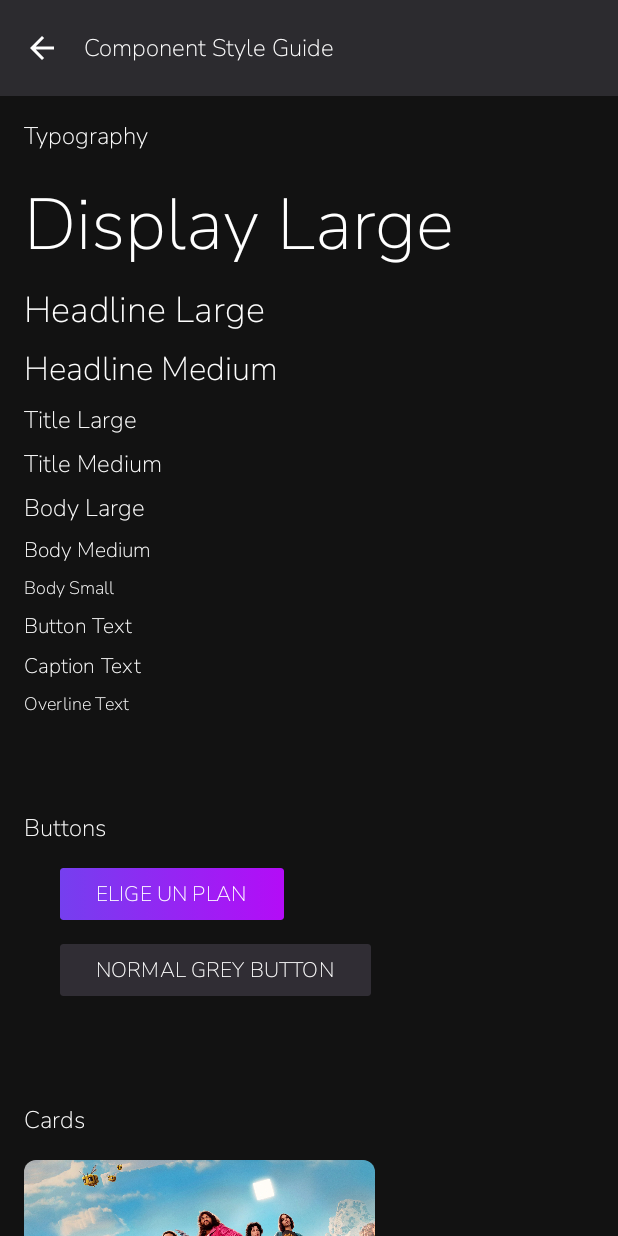
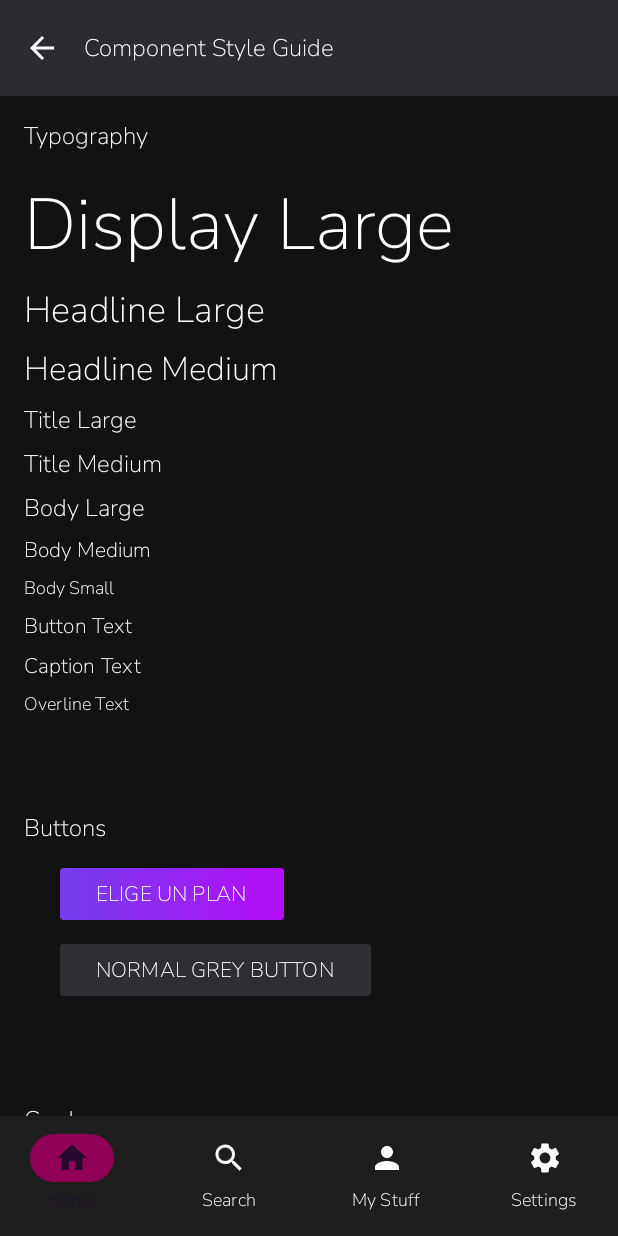
Before and after one commit to HonourBoundGameStudios/AndroidVODDemo, an Android app built with Jetpack Compose: the screen it shows after launch (MainActivity), item 2 of the bottom bar chosen, on a phone screen of 412 x 824 dp. Run offline under Robolectric (Android 15) with nearby library versions, the phone set to English and light mode, and no system bars; libraries missing offline, so code that uses them is left out: com.jakewharton.retrofit2; pictures from the network do not load.

Commit message:
Tidy up!

```diff
--- a/app/src/main/java/com/example/hbomax/AppNavigation.kt
+++ b/app/src/main/java/com/example/hbomax/AppNavigation.kt
@@ -25,19 +25,12 @@ fun AppNavHost(navController: NavHostController) {
     ) {
         // Movie Grid Screen
         composable(route = AppDestinations.MOVIE_GRID_ROUTE) {
-            MovieScreen( navController,
-                onMovieClick = { movieId ->
-                    // Navigate to player screen, passing the movie ID
-                    navController.navigate("${AppDestinations.PLAYER_ROUTE}/$movieId")
-                }
-            )
+            MovieScreen( navController, onMovieClick = { movieId -> navController.navigate("${AppDestinations.PLAYER_ROUTE}/$movieId")})
         }
 
         // Styles Guide Screen
         composable(route = AppDestinations.STYLES_GUIDE_ROUTE) {
-            StylesScreen(
-                onNavigateBack = { navController.popBackStack() }
-            )
+            StylesScreen( navController, onNavigateBack = { navController.popBackStack() })
         }
 
         // Player Screen
--- a/app/src/main/java/com/example/hbomax/BottomNavItem.kt
+++ b/app/src/main/java/com/example/hbomax/BottomNavItem.kt
@@ -8,6 +8,13 @@ import androidx.compose.material.icons.filled.Settings
 
 import androidx.compose.ui.graphics.vector.ImageVector
 import com.example.hbomax.ui.AppDestinations
+
+val bottomNavItems = listOf(
+    BottomNavItem.Home,
+    BottomNavItem.Search,
+    BottomNavItem.Profile,
+    BottomNavItem.Settings
+)
 
 sealed class BottomNavItem(
         val route: String, // A route string if this integrates with full NavController
--- a/app/src/main/java/com/example/hbomax/MovieScreen.kt
+++ b/app/src/main/java/com/example/hbomax/MovieScreen.kt
@@ -20,7 +20,7 @@ import coil.request.ImageRequest
 import com.example.hbomax.ui.theme.HBOMaxTheme
 import androidx.compose.foundation.clickable
 import androidx.navigation.NavHostController
-import com.example.hbomax.ui.navigation.BottomNavItem
+import com.example.hbomax.ui.navigation.bottomNavItems
 
 @OptIn(ExperimentalMaterial3Api::class)
 @Composable
@@ -34,13 +34,6 @@ fun MovieScreen(
     // State for managing the selected bottom navigation item
     // For a real app, this would likely be tied to your NavController's current route
     var selectedItemIndex by remember { mutableIntStateOf(0) } // Default to Home (index 0)
-
-    val bottomNavItems = listOf(
-        BottomNavItem.Home,
-        BottomNavItem.Search,
-        BottomNavItem.Profile,
-        BottomNavItem.Settings
-    )
 
     Scaffold(
         topBar = {
@@ -61,10 +54,7 @@ fun MovieScreen(
                         selected = selectedItemIndex == index,
                         onClick = {
                             selectedItemIndex = index
-                            // TODO: Handle navigation based on item.route
-
                             navController.navigate(item.route)
-
                         },
                         label = { Text(item.title, style = MaterialTheme.typography.labelSmall) },
                         icon = { Icon(item.icon, contentDescription = item.title) },
--- a/app/src/main/java/com/example/hbomax/PlayerScreen.kt
+++ b/app/src/main/java/com/example/hbomax/PlayerScreen.kt
@@ -7,6 +7,7 @@ import android.net.Uri
 import androidx.compose.foundation.background
 import androidx.compose.foundation.layout.*
 import androidx.compose.material.icons.Icons
+import androidx.compose.material.icons.automirrored.filled.ArrowBack
 import androidx.compose.material.icons.filled.ArrowBack
 import androidx.compose.material3.*
 import androidx.compose.runtime.Composable
@@ -24,6 +25,7 @@ import androidx.compose.ui.unit.dp
 import androidx.compose.ui.viewinterop.AndroidView
 import androidx.lifecycle.Lifecycle
 import androidx.lifecycle.LifecycleEventObserver
+import androidx.lifecycle.compose.LocalLifecycleOwner
 import androidx.lifecycle.viewmodel.compose.viewModel
 import androidx.media3.ui.PlayerView
 import androidx.navigation.NavController
@@ -50,7 +52,8 @@ fun PlayerScreen(
     val uiState by playerViewModel.uiState.collectAsState()
 
     // Lifecycle management for the player (if using ExoPlayer directly)
-    val lifecycleOwner = LocalLifecycleOwner.current
+    val lifecycleOwner = androidx.lifecycle.compose.LocalLifecycleOwner.current
+
     DisposableEffect(lifecycleOwner, uiState) {
         val observer = LifecycleEventObserver { _, event ->
             val currentPlayer = (uiState as? PlayerUiState.PlayerReady)?.exoPlayer
@@ -93,7 +96,7 @@ fun PlayerScreen(
                 title = { Text("Movie ID: ${movieId ?: "N/A"}") },
                 navigationIcon = {
                     IconButton(onClick = { navController.popBackStack() }) {
-                        Icon(Icons.Filled.ArrowBack, "Back")
+                        Icon(Icons.AutoMirrored.Filled.ArrowBack, "Back")
                     }
                 },
                 colors = TopAppBarDefaults.topAppBarColors(
--- a/app/src/main/java/com/example/hbomax/StyleScreen.kt
+++ b/app/src/main/java/com/example/hbomax/StyleScreen.kt
@@ -7,17 +7,26 @@ import androidx.compose.material.icons.Icons
 import androidx.compose.material.icons.automirrored.filled.ArrowBack
 import androidx.compose.material3.*
 import androidx.compose.runtime.Composable
+import androidx.compose.runtime.getValue
+import androidx.compose.runtime.mutableIntStateOf
+import androidx.compose.runtime.remember
+import androidx.compose.runtime.setValue
 import androidx.compose.ui.Alignment
 import androidx.compose.ui.Modifier
 import androidx.compose.ui.tooling.preview.Preview
 import androidx.compose.ui.unit.dp
+import androidx.navigation.NavHostController
 import com.example.hbomax.ui.components.GradientButton
+import com.example.hbomax.ui.navigation.bottomNavItems
 import com.example.hbomax.ui.theme.HBOMaxTheme
 import com.example.hbomax.ui.theme.MaxButtonGrey
 
 @OptIn(ExperimentalMaterial3Api::class)
 @Composable
-fun StylesScreen(onNavigateBack: () -> Unit) {
+fun StylesScreen(navController: NavHostController, onNavigateBack: () -> Unit) {
+
+    var selectedItemIndex by remember { mutableIntStateOf(0) }
+
     Scaffold(
         topBar = {
             TopAppBar(
@@ -36,6 +45,34 @@ fun StylesScreen(onNavigateBack: () -> Unit) {
                     titleContentColor = MaterialTheme.colorScheme.onSurfaceVariant // Or onPrimary
                 )
             )
+        },
+        bottomBar = {
+            NavigationBar(
+                containerColor = MaterialTheme.colorScheme.surface, // Or surfaceVariant
+                contentColor = MaterialTheme.colorScheme.onSurface
+            ) {
+                bottomNavItems.forEachIndexed { index, item ->
+                    NavigationBarItem(
+                        selected = selectedItemIndex == index,
+                        onClick = {
+                            selectedItemIndex = index
+                            // TODO: Handle navigation based on item.route
+
+                            navController.navigate(item.route)
+
+                        },
+                        label = { Text(item.title, style = MaterialTheme.typography.labelSmall) },
+                        icon = { Icon(item.icon, contentDescription = item.title) },
+                        colors = NavigationBarItemDefaults.colors(
+                            selectedIconColor = MaterialTheme.colorScheme.primary, // Or your MaxVibrantPurple
+                            selectedTextColor = MaterialTheme.colorScheme.primary,
+                            unselectedIconColor = MaterialTheme.colorScheme.onSurfaceVariant,
+                            unselectedTextColor = MaterialTheme.colorScheme.onSurfaceVariant,
+                            indicatorColor = MaterialTheme.colorScheme.secondaryContainer // Or a subtle primary variant
+                        )
+                    )
+                }
+            }
         }
     ) { paddingValues ->
         Column(
@@ -135,7 +172,11 @@ fun SectionTitle(title: String) {
 
 @Composable
 fun TypographySection() {
-    Column(horizontalAlignment = Alignment.Start, modifier = Modifier.fillMaxWidth(), verticalArrangement = Arrangement.spacedBy(8.dp)) {
+    Column(
+        horizontalAlignment = Alignment.Start,
+        modifier = Modifier.fillMaxWidth(),
+        verticalArrangement = Arrangement.spacedBy(8.dp)
+    ) {
         SectionTitle("Typography")
         Text("Display Large", style = MaterialTheme.typography.displayLarge)
         Text("Headline Large", style = MaterialTheme.typography.headlineLarge)
@@ -165,21 +206,8 @@ fun ButtonSection() {
         GradientButton(
             text = "Normal Grey Button",
             onClick = { /*TODO*/ },
-            gradientColors = listOf(
-                MaxButtonGrey,
-                MaxButtonGrey
-            ),
+            gradientColors = listOf(MaxButtonGrey, MaxButtonGrey),
             textStyle = MaterialTheme.typography.labelMedium
         )
     }
 }
-
-
-// --- Preview ---
-@Preview(showBackground = true, widthDp = 380, heightDp = 1200)
-@Composable
-fun StylesScreenPreview() {
-    HBOMaxTheme {
-        StylesScreen(onNavigateBack = {})
-    }
-}
```
